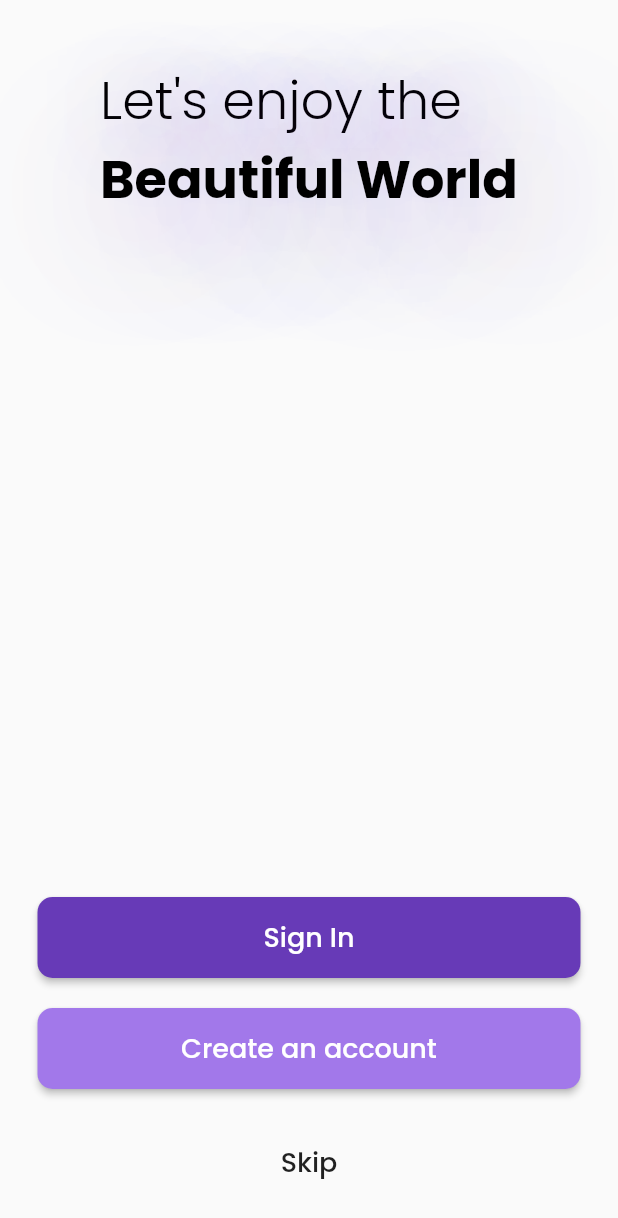
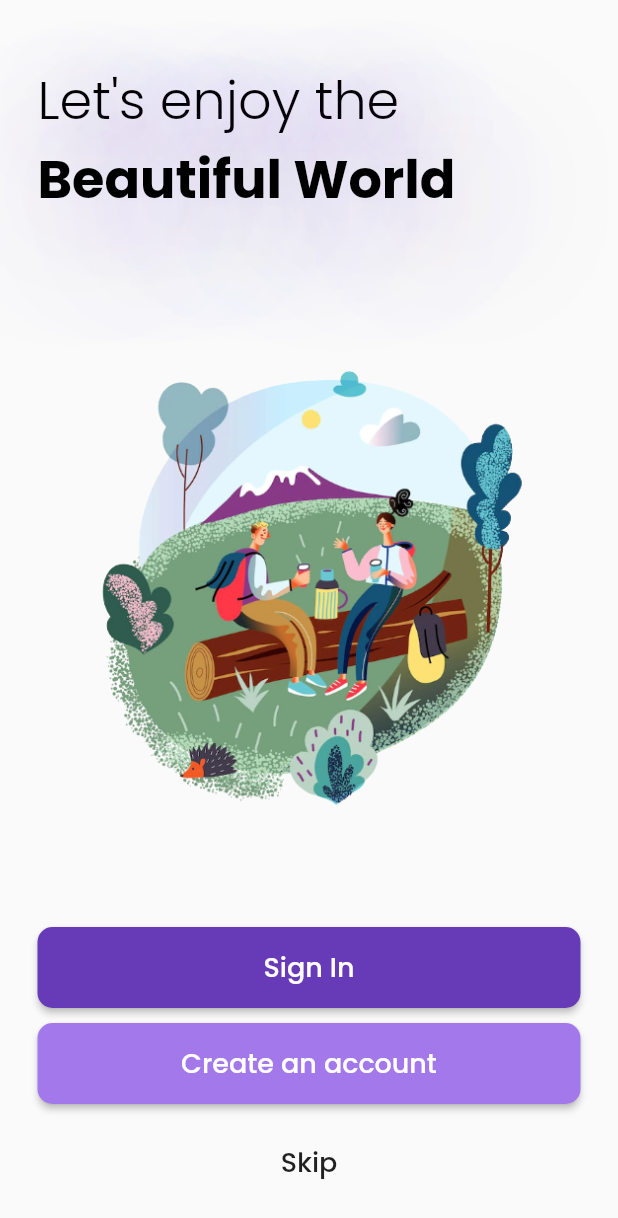
Before and after one commit to dna2121/travel_app, a Flutter app: the screen it shows after launch, on a phone screen of 412 x 824 dp. Shown: the top 1218 px of the screen. Run offline on Flutter 3.47's test engine with Material 2 defaults, Android fonts, the phone set to English and light mode, and no system bars; our stand-ins replace get, google_fonts.

Commit message:
add image on login

```diff
--- a/lib/app/modules/login/views/login_view.dart
+++ b/lib/app/modules/login/views/login_view.dart
@@ -2,6 +2,7 @@ import 'package:flutter/material.dart';
 
 import 'package:get/get.dart';
 import 'package:google_fonts/google_fonts.dart';
+import 'package:travel_app/app/routes/app_pages.dart';
 
 import '../../../../widgets/elv_button.dart';
 import '../../../../widgets/home_text.dart';
@@ -18,6 +19,7 @@ class LoginView extends GetView<LoginController> {
             Padding(
               padding: const EdgeInsets.symmetric(horizontal: 25, vertical: 40),
               child: Container(
+                width: double.infinity,
                 child: Column(
                   crossAxisAlignment: CrossAxisAlignment.start,
                   children: [
@@ -34,6 +36,10 @@ class LoginView extends GetView<LoginController> {
                 ),
               ),
             ),
+            Image.asset(
+              "images/cover.png",
+              height: 350,
+            ),
             Padding(
               padding: const EdgeInsets.symmetric(vertical: 25),
               child: Column(
@@ -42,14 +48,16 @@ class LoginView extends GetView<LoginController> {
                     text: "Sign In",
                     color: Colors.deepPurple,
                   ),
-                  SizedBox(height: 20),
+                  SizedBox(height: 10),
                   ElvButton(
                     text: "Create an account",
                     color: Color.fromARGB(255, 162, 120, 234),
                   ),
-                  SizedBox(height: 25),
+                  SizedBox(height: 15),
                   TextButton(
-                    onPressed: () {},
+                    onPressed: () {
+                      Get.toNamed(Routes.HOME);
+                    },
                     child: Text(
                       "Skip",
                       style: GoogleFonts.poppins(
```
